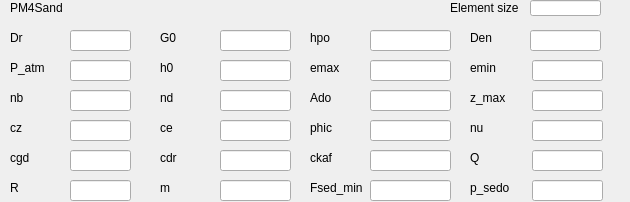
Above: UI/PM4Sand.ui from NHERI-SimCenter/s3hark before the change. Below: the same form after it.
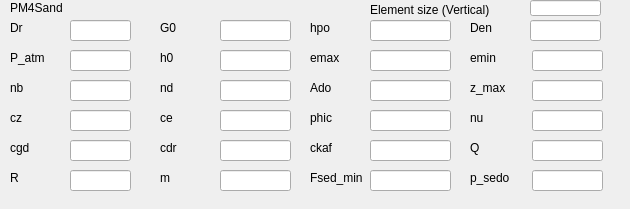
That is the form after the change.

```diff
--- a/UI/PM4Sand.ui
+++ b/UI/PM4Sand.ui
@@ -7,7 +7,7 @@
     <x>0</x>
     <y>0</y>
     <width>630</width>
-    <height>202</height>
+    <height>209</height>
    </rect>
   </property>
   <property name="windowTitle">
@@ -30,7 +30,7 @@
    <property name="geometry">
     <rect>
      <x>10</x>
-     <y>30</y>
+     <y>20</y>
      <width>59</width>
      <height>16</height>
     </rect>
@@ -43,7 +43,7 @@
    <property name="geometry">
     <rect>
      <x>10</x>
-     <y>60</y>
+     <y>50</y>
      <width>59</width>
      <height>16</height>
     </rect>
@@ -56,7 +56,7 @@
    <property name="geometry">
     <rect>
      <x>10</x>
-     <y>90</y>
+     <y>80</y>
      <width>59</width>
      <height>16</height>
     </rect>
@@ -69,7 +69,7 @@
    <property name="geometry">
     <rect>
      <x>10</x>
-     <y>120</y>
+     <y>110</y>
      <width>59</width>
      <height>16</height>
     </rect>
@@ -82,7 +82,7 @@
    <property name="geometry">
     <rect>
      <x>10</x>
-     <y>150</y>
+     <y>140</y>
      <width>59</width>
      <height>16</height>
     </rect>
@@ -95,7 +95,7 @@
    <property name="geometry">
     <rect>
      <x>10</x>
-     <y>180</y>
+     <y>170</y>
      <width>59</width>
      <height>16</height>
     </rect>
@@ -108,7 +108,7 @@
    <property name="geometry">
     <rect>
      <x>160</x>
-     <y>30</y>
+     <y>20</y>
      <width>59</width>
      <height>16</height>
     </rect>
@@ -121,7 +121,7 @@
    <property name="geometry">
     <rect>
      <x>310</x>
-     <y>30</y>
+     <y>20</y>
      <width>59</width>
      <height>16</height>
     </rect>
@@ -134,7 +134,7 @@
    <property name="geometry">
     <rect>
      <x>470</x>
-     <y>30</y>
+     <y>20</y>
      <width>59</width>
      <height>16</height>
     </rect>
@@ -147,7 +147,7 @@
    <property name="geometry">
     <rect>
      <x>70</x>
-     <y>30</y>
+     <y>20</y>
      <width>61</width>
      <height>21</height>
     </rect>
@@ -157,7 +157,7 @@
    <property name="geometry">
     <rect>
      <x>220</x>
-     <y>30</y>
+     <y>20</y>
      <width>71</width>
      <height>21</height>
     </rect>
@@ -167,7 +167,7 @@
    <property name="geometry">
     <rect>
      <x>370</x>
-     <y>30</y>
+     <y>20</y>
      <width>81</width>
      <height>21</height>
     </rect>
@@ -177,7 +177,7 @@
    <property name="geometry">
     <rect>
      <x>530</x>
-     <y>30</y>
+     <y>20</y>
      <width>71</width>
      <height>21</height>
     </rect>
@@ -187,7 +187,7 @@
    <property name="geometry">
     <rect>
      <x>160</x>
-     <y>60</y>
+     <y>50</y>
      <width>59</width>
      <height>16</height>
     </rect>
@@ -200,7 +200,7 @@
    <property name="geometry">
     <rect>
      <x>160</x>
-     <y>90</y>
+     <y>80</y>
      <width>59</width>
      <height>16</height>
     </rect>
@@ -213,7 +213,7 @@
    <property name="geometry">
     <rect>
      <x>160</x>
-     <y>120</y>
+     <y>110</y>
      <width>59</width>
      <height>16</height>
     </rect>
@@ -226,7 +226,7 @@
    <property name="geometry">
     <rect>
      <x>160</x>
-     <y>150</y>
+     <y>140</y>
      <width>59</width>
      <height>16</height>
     </rect>
@@ -239,7 +239,7 @@
    <property name="geometry">
     <rect>
      <x>160</x>
-     <y>180</y>
+     <y>170</y>
      <width>59</width>
      <height>16</height>
     </rect>
@@ -252,7 +252,7 @@
    <property name="geometry">
     <rect>
      <x>310</x>
-     <y>60</y>
+     <y>50</y>
      <width>59</width>
      <height>16</height>
     </rect>
@@ -265,7 +265,7 @@
    <property name="geometry">
     <rect>
      <x>310</x>
-     <y>90</y>
+     <y>80</y>
      <width>59</width>
      <height>16</height>
     </rect>
@@ -278,7 +278,7 @@
    <property name="geometry">
     <rect>
      <x>310</x>
-     <y>120</y>
+     <y>110</y>
      <width>59</width>
      <height>16</height>
     </rect>
@@ -291,7 +291,7 @@
    <property name="geometry">
     <rect>
      <x>310</x>
-     <y>150</y>
+     <y>140</y>
      <width>59</width>
      <height>16</height>
     </rect>
@@ -304,7 +304,7 @@
    <property name="geometry">
     <rect>
      <x>310</x>
-     <y>180</y>
+     <y>170</y>
      <width>59</width>
      <height>16</height>
     </rect>
@@ -317,7 +317,7 @@
    <property name="geometry">
     <rect>
      <x>470</x>
-     <y>60</y>
+     <y>50</y>
      <width>59</width>
      <height>16</height>
     </rect>
@@ -330,7 +330,7 @@
    <property name="geometry">
     <rect>
      <x>470</x>
-     <y>90</y>
+     <y>80</y>
      <width>59</width>
      <height>16</height>
     </rect>
@@ -343,7 +343,7 @@
    <property name="geometry">
     <rect>
      <x>470</x>
-     <y>120</y>
+     <y>110</y>
      <width>59</width>
      <height>16</height>
     </rect>
@@ -356,7 +356,7 @@
    <property name="geometry">
     <rect>
      <x>470</x>
-     <y>150</y>
+     <y>140</y>
      <width>59</width>
      <height>16</height>
     </rect>
@@ -369,7 +369,7 @@
    <property name="geometry">
     <rect>
      <x>470</x>
-     <y>180</y>
+     <y>170</y>
      <width>59</width>
      <height>16</height>
     </rect>
@@ -382,7 +382,7 @@
    <property name="geometry">
     <rect>
      <x>70</x>
-     <y>60</y>
+     <y>50</y>
      <width>61</width>
      <height>21</height>
     </rect>
@@ -392,7 +392,7 @@
    <property name="geometry">
     <rect>
      <x>70</x>
-     <y>90</y>
+     <y>80</y>
      <width>61</width>
      <height>21</height>
     </rect>
@@ -402,7 +402,7 @@
    <property name="geometry">
     <rect>
      <x>70</x>
-     <y>120</y>
+     <y>110</y>
      <width>61</width>
      <height>21</height>
     </rect>
@@ -412,7 +412,7 @@
    <property name="geometry">
     <rect>
      <x>70</x>
-     <y>150</y>
+     <y>140</y>
      <width>61</width>
      <height>21</height>
     </rect>
@@ -422,7 +422,7 @@
    <property name="geometry">
     <rect>
      <x>70</x>
-     <y>180</y>
+     <y>170</y>
      <width>61</width>
      <height>21</height>
     </rect>
@@ -432,7 +432,7 @@
    <property name="geometry">
     <rect>
      <x>220</x>
-     <y>60</y>
+     <y>50</y>
      <width>71</width>
      <height>21</height>
     </rect>
@@ -442,7 +442,7 @@
    <property name="geometry">
     <rect>
      <x>220</x>
-     <y>90</y>
+     <y>80</y>
      <width>71</width>
      <height>21</height>
     </rect>
@@ -452,7 +452,7 @@
    <property name="geometry">
     <rect>
      <x>220</x>
-     <y>120</y>
+     <y>110</y>
      <width>71</width>
      <height>21</height>
     </rect>
@@ -462,7 +462,7 @@
    <property name="geometry">
     <rect>
      <x>220</x>
-     <y>150</y>
+     <y>140</y>
      <width>71</width>
      <height>21</height>
     </rect>
@@ -472,7 +472,7 @@
    <property name="geometry">
     <rect>
      <x>220</x>
-     <y>180</y>
+     <y>170</y>
      <width>71</width>
      <height>21</height>
     </rect>
@@ -482,7 +482,7 @@
    <property name="geometry">
     <rect>
      <x>370</x>
-     <y>60</y>
+     <y>50</y>
      <width>81</width>
      <height>21</height>
     </rect>
@@ -492,7 +492,7 @@
    <property name="geometry">
     <rect>
      <x>370</x>
-     <y>90</y>
+     <y>80</y>
      <width>81</width>
      <height>21</height>
     </rect>
@@ -502,7 +502,7 @@
    <property name="geometry">
     <rect>
      <x>370</x>
-     <y>120</y>
+     <y>110</y>
      <width>81</width>
      <height>21</height>
     </rect>
@@ -512,7 +512,7 @@
    <property name="geometry">
     <rect>
      <x>370</x>
-     <y>150</y>
+     <y>140</y>
      <width>81</width>
      <height>21</height>
     </rect>
@@ -522,7 +522,7 @@
    <property name="geometry">
     <rect>
      <x>370</x>
-     <y>180</y>
+     <y>170</y>
      <width>81</width>
      <height>21</height>
     </rect>
@@ -532,7 +532,7 @@
    <property name="geometry">
     <rect>
      <x>532</x>
-     <y>60</y>
+     <y>50</y>
      <width>71</width>
      <height>21</height>
     </rect>
@@ -542,7 +542,7 @@
    <property name="geometry">
     <rect>
      <x>532</x>
-     <y>90</y>
+     <y>80</y>
      <width>71</width>
      <height>21</height>
     </rect>
@@ -552,7 +552,7 @@
    <property name="geometry">
     <rect>
      <x>532</x>
-     <y>120</y>
+     <y>110</y>
      <width>71</width>
      <height>21</height>
     </rect>
@@ -562,7 +562,7 @@
    <property name="geometry">
     <rect>
      <x>532</x>
-     <y>150</y>
+     <y>140</y>
      <width>71</width>
      <height>21</height>
     </rect>
@@ -572,7 +572,7 @@
    <property name="geometry">
     <rect>
      <x>532</x>
-     <y>180</y>
+     <y>170</y>
      <width>71</width>
      <height>21</height>
     </rect>
@@ -581,14 +581,14 @@
   <widget class="QLabel" name="label_26">
    <property name="geometry">
     <rect>
-     <x>450</x>
+     <x>370</x>
      <y>0</y>
-     <width>81</width>
-     <height>16</height>
+     <width>161</width>
+     <height>20</height>
     </rect>
    </property>
    <property name="text">
-    <string>Element size</string>
+    <string>Element size (Vertical)</string>
    </property>
   </widget>
   <widget class="QLineEdit" name="eSize">
```
